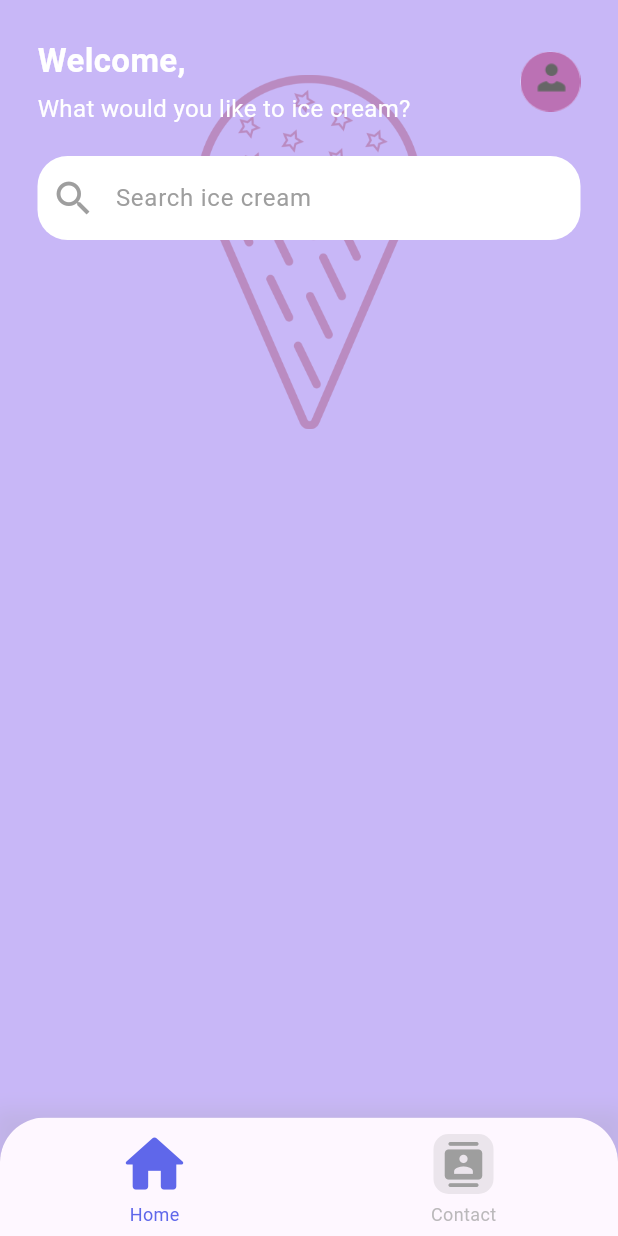
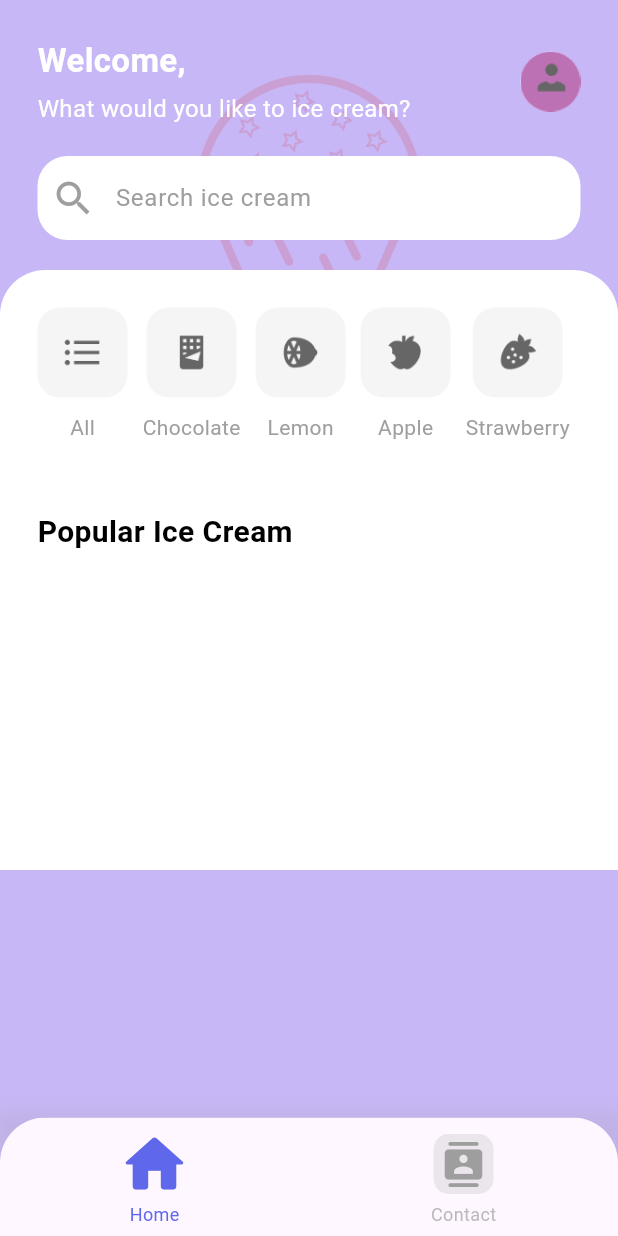
Before and after one commit to RomainDoyen/ice_creams, a Flutter app: the screen it shows after launch, on a phone screen of 412 x 824 dp. Run offline on Flutter 3.47's test engine with Material 3 defaults, Android fonts, the phone set to English and light mode, and no system bars.

Commit message:
feat(home/widgets/category.dart): Creating a category widget

```diff
--- a/lib/pages/home/home.dart
+++ b/lib/pages/home/home.dart
@@ -1,4 +1,5 @@
 import 'package:flutter/material.dart';
+import 'package:ice_creams/pages/home/widgets/category.dart';
 import 'package:ice_creams/pages/home/widgets/header.dart';
 import 'package:ice_creams/pages/home/widgets/search.dart';
 
@@ -24,8 +25,9 @@ class HomePage extends StatelessWidget {
             ),
             Column(
               children: [
-                HeaderSection(),
-                SearchSection(),
+                const HeaderSection(),
+                const SearchSection(),
+                CategorySection(),
               ],
             )
           ],
--- /dev/null
+++ b/lib/pages/home/widgets/category.dart
@@ -0,0 +1,95 @@
+import 'package:flutter/material.dart';
+
+class CategorySection extends StatelessWidget {
+  CategorySection({super.key});
+
+  final categories = [
+    {
+      'title': 'All',
+      'icon': 'assets/icons/list.png',
+    },
+    {
+      'title': 'Chocolate',
+      'icon': 'assets/icons/chocolate.png',
+    },
+    {
+      'title': 'Lemon',
+      'icon': 'assets/icons/citrus.png',
+    },
+    {
+      'title': 'Apple',
+      'icon': 'assets/icons/apple.png',
+    },
+    {
+      'title': 'Strawberry',
+      'icon': 'assets/icons/strawberry.png',
+    },
+  ];
+
+  @override
+  Widget build(BuildContext context) {
+    return Container(
+      height: 400,
+      decoration: const BoxDecoration(
+        color: Colors.white,
+        borderRadius: BorderRadius.only(
+          topLeft: Radius.circular(30),
+          topRight: Radius.circular(30),
+        ),
+      ),
+      child: Column(
+        crossAxisAlignment: CrossAxisAlignment.start,
+        children: [
+          SizedBox(
+            height: 140,
+            child: ListView.separated(
+              padding: const EdgeInsets.symmetric(horizontal: 25),
+              scrollDirection: Axis.horizontal,
+              itemCount: categories.length,
+              separatorBuilder: (context, index) => const SizedBox(width: 10),
+              itemBuilder: (context, index) {
+                final category = categories[index];
+                return Column(
+                  mainAxisAlignment: MainAxisAlignment.center,
+                  children: [
+                    Container(
+                      width: 60,
+                      height: 60,
+                      decoration: BoxDecoration(
+                        color: Colors.grey.withOpacity(0.1),
+                        borderRadius: BorderRadius.circular(15),
+                      ),
+                      child: Center(
+                        child: Image.asset(
+                          category['icon'] as String,
+                          width: 30,
+                          height: 30,
+                        ),
+                      ),
+                    ),
+                    const SizedBox(height: 10),
+                    Text(
+                      category['title'] as String,
+                      style: const TextStyle(color: Colors.grey),
+                    ),
+                  ],
+                );
+              },
+            ),
+          ),
+          Container(
+            margin: const EdgeInsets.only(left: 25, top: 20),
+            child: const Text(
+              'Popular Ice Cream',
+              style: TextStyle(
+                color: Colors.black,
+                fontWeight: FontWeight.bold,
+                fontSize: 20,
+              ),
+            ),
+          ),
+        ],
+      ),
+    );
+  }
+}
--- a/pubspec.yaml
+++ b/pubspec.yaml
@@ -62,6 +62,7 @@ flutter:
   # To add assets to your application, add an assets section, like this:
   assets:
     - assets/images/
+    - assets/icons/
 
   # An image asset can refer to one or more resolution-specific "variants", see
   # https://flutter.dev/assets-and-images/#resolution-aware
```
Also changed, not shown: assets/icons/apple.png (added), assets/icons/chocolate.png (added), assets/icons/citrus.png (added), assets/icons/list.png (added), assets/icons/strawberry.png (added), assets/images/ice_cream.png.
